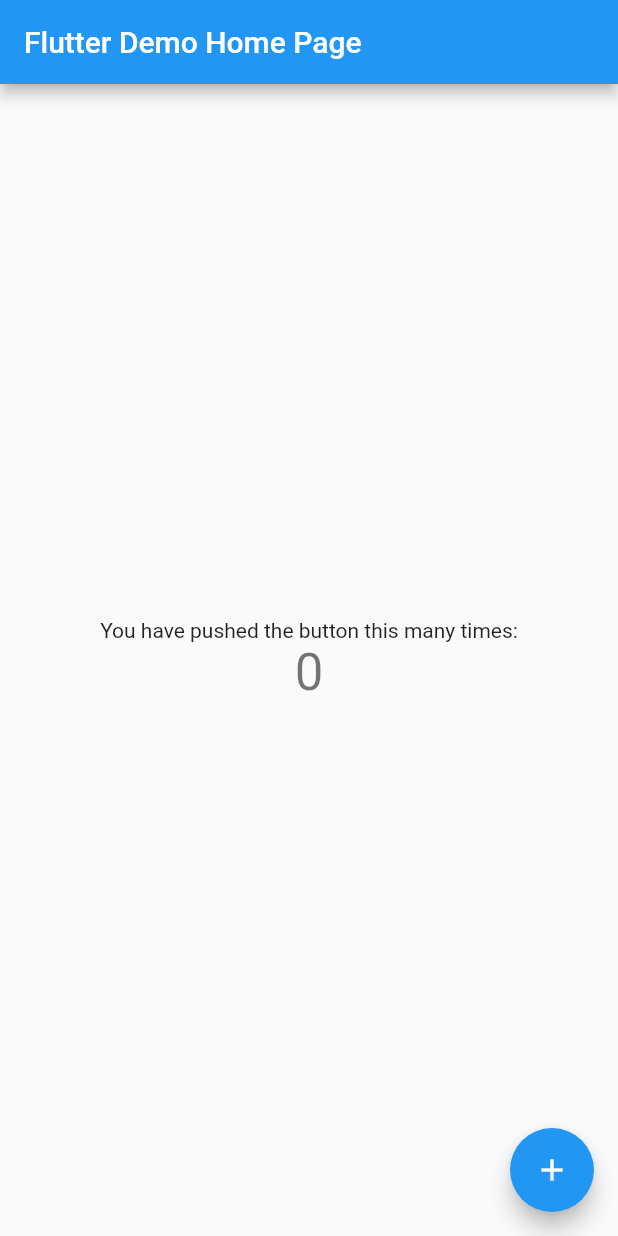
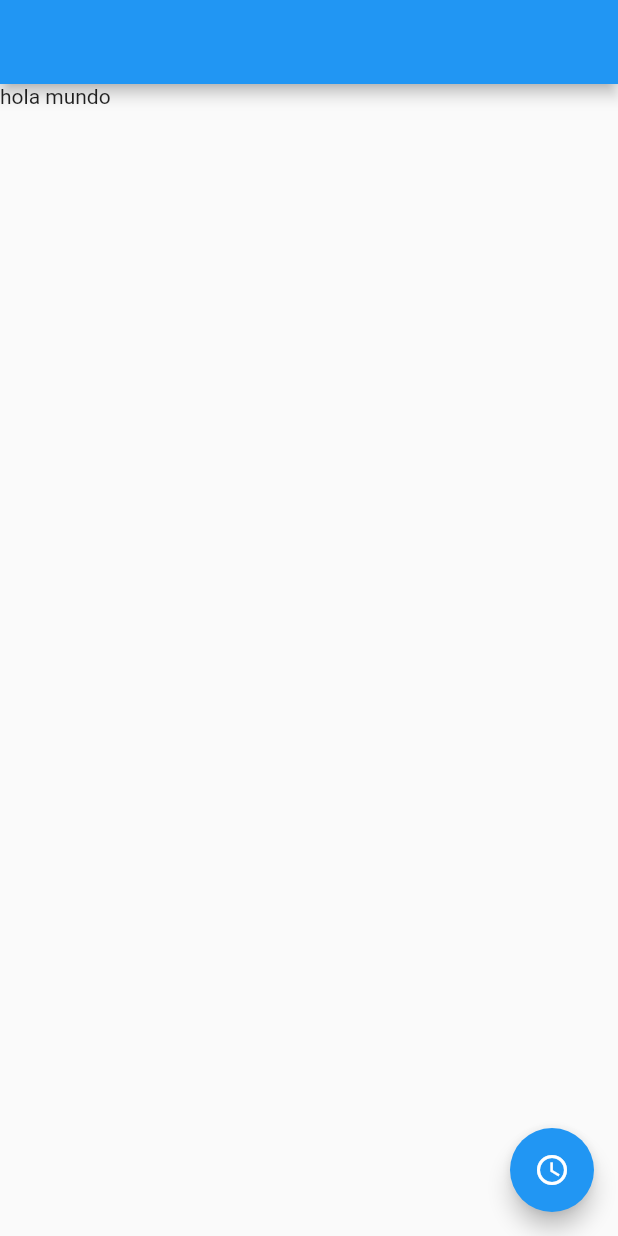
Before and after one commit to AntVill77/pruebaflutter, a Flutter app: the screen it shows after launch, on a phone screen of 412 x 824 dp. Run offline on Flutter 3.47's test engine with Material 2 defaults, Android fonts, the phone set to English and light mode, and no system bars.

Commit message:
elementos de interface

```diff
--- a/flutter_pueba1/lib/main.dart
+++ b/flutter_pueba1/lib/main.dart
@@ -1,115 +1,26 @@
 import 'package:flutter/material.dart';
 
 void main() {
-  runApp(const MyApp());
+  runApp(MyApp());
 }
 
 class MyApp extends StatelessWidget {
-  const MyApp({Key? key}) : super(key: key);
-
-  // This widget is the root of your application.
   @override
   Widget build(BuildContext context) {
     return MaterialApp(
-      title: 'Flutter Demo',
-      theme: ThemeData(
-        // This is the theme of your application.
-        //
-        // Try running your application with "flutter run". You'll see the
-        // application has a blue toolbar. Then, without quitting the app, try
-        // changing the primarySwatch below to Colors.green and then invoke
-        // "hot reload" (press "r" in the console where you ran "flutter run",
-        // or simply save your changes to "hot reload" in a Flutter IDE).
-        // Notice that the counter didn't reset back to zero; the application
-        // is not restarted.
-        primarySwatch: Colors.blue,
-      ),
-      home: const MyHomePage(title: 'Flutter Demo Home Page'),
+      home: HomePage(),
     );
   }
 }
 
-class MyHomePage extends StatefulWidget {
-  const MyHomePage({Key? key, required this.title}) : super(key: key);
-
-  // This widget is the home page of your application. It is stateful, meaning
-  // that it has a State object (defined below) that contains fields that affect
-  // how it looks.
-
-  // This class is the configuration for the state. It holds the values (in this
-  // case the title) provided by the parent (in this case the App widget) and
-  // used by the build method of the State. Fields in a Widget subclass are
-  // always marked "final".
-
-  final String title;
-
-  @override
-  State<MyHomePage> createState() => _MyHomePageState();
-}
-
-class _MyHomePageState extends State<MyHomePage> {
-  int _counter = 0;
-
-  void _incrementCounter() {
-    setState(() {
-      // This call to setState tells the Flutter framework that something has
-      // changed in this State, which causes it to rerun the build method below
-      // so that the display can reflect the updated values. If we changed
-      // _counter without calling setState(), then the build method would not be
-      // called again, and so nothing would appear to happen.
-      _counter++;
-    });
-  }
-
+class HomePage extends StatelessWidget {
   @override
   Widget build(BuildContext context) {
-    // This method is rerun every time setState is called, for instance as done
-    // by the _incrementCounter method above.
-    //
-    // The Flutter framework has been optimized to make rerunning build methods
-    // fast, so that you can just rebuild anything that needs updating rather
-    // than having to individually change instances of widgets.
     return Scaffold(
-      appBar: AppBar(
-        // Here we take the value from the MyHomePage object that was created by
-        // the App.build method, and use it to set our appbar title.
-        title: Text(widget.title),
-      ),
-      body: Center(
-        // Center is a layout widget. It takes a single child and positions it
-        // in the middle of the parent.
-        child: Column(
-          // Column is also a layout widget. It takes a list of children and
-          // arranges them vertically. By default, it sizes itself to fit its
-          // children horizontally, and tries to be as tall as its parent.
-          //
-          // Invoke "debug painting" (press "p" in the console, choose the
-          // "Toggle Debug Paint" action from the Flutter Inspector in Android
-          // Studio, or the "Toggle Debug Paint" command in Visual Studio Code)
-          // to see the wireframe for each widget.
-          //
-          // Column has various properties to control how it sizes itself and
-          // how it positions its children. Here we use mainAxisAlignment to
-          // center the children vertically; the main axis here is the vertical
-          // axis because Columns are vertical (the cross axis would be
-          // horizontal).
-          mainAxisAlignment: MainAxisAlignment.center,
-          children: <Widget>[
-            const Text(
-              'You have pushed the button this many times:',
-            ),
-            Text(
-              '$_counter',
-              style: Theme.of(context).textTheme.headline4,
-            ),
-          ],
-        ),
-      ),
+      appBar: AppBar(),
+      body: Text("hola mundo"),
       floatingActionButton: FloatingActionButton(
-        onPressed: _incrementCounter,
-        tooltip: 'Increment',
-        child: const Icon(Icons.add),
-      ), // This trailing comma makes auto-formatting nicer for build methods.
+          onPressed: () {}, child: Icon(Icons.access_time_sharp)),
     );
   }
 }
```
